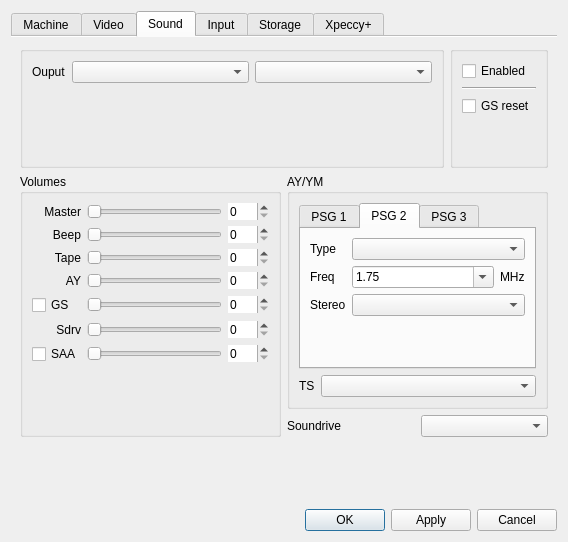
This is ui/setupwin.ui in dotkoval/xpeccy-plus as Qt 5 draws it before an edit. The edited form follows.
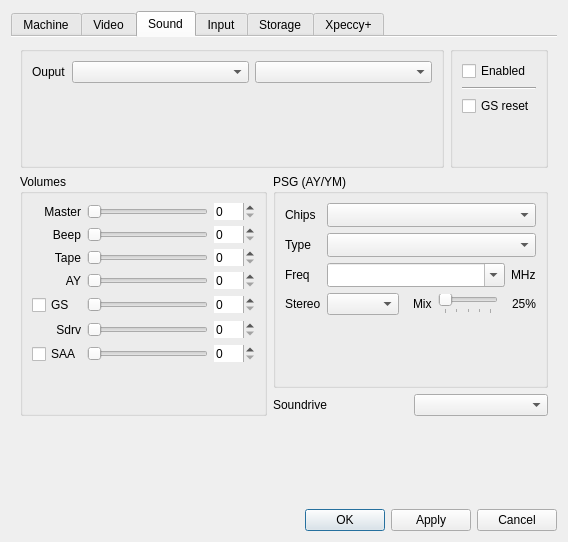
This is the edited form. The open tabs and pages were chosen to show the change. Icons and pictures are not drawn. Custom widgets are drawn as their Qt base class.

Commit message:
psg: one set of settings for all chips
Chips / Type / Freq / Stereo / Mix instead of three per-chip tabs and a
separate TS box; the chip count picks the TurboSound protocol. The 8/5/3
stereo mixing becomes a slider, stored per profile as psg.mix. Sound
settings in a profile are now psg.* keys applied to every chip, the old
per-chip ones are still read. Profiles ship as the machines did: no chip
at all on the 48K, one elsewhere, real AY clocks, covox instead of
SounDrive on the clones. The AY default clock 1.7744 was a typo.

What changed in the file:
```diff
--- a/ui/setupwin.ui
+++ b/ui/setupwin.ui
@@ -1011,7 +1011,7 @@
           </layout>
          </item>
          <item>
-          <layout class="QHBoxLayout" name="horizontalLayout_32">
+          <layout class="QHBoxLayout" name="horizontalLayout_32" stretch="1,1">
            <item>
             <widget class="QGroupBox" name="groupBox_12">
              <property name="title">
@@ -1243,282 +1243,165 @@
              <item>
               <widget class="QGroupBox" name="aygroup">
                <property name="title">
-                <string>AY/YM</string>
+                <string>PSG (AY/YM)</string>
                </property>
                <property name="checkable">
                 <bool>false</bool>
                </property>
-               <layout class="QVBoxLayout" name="verticalLayout_9">
-                <item>
-                 <widget class="QTabWidget" name="tabWidget_4">
-                  <property name="currentIndex">
-                   <number>0</number>
+               <layout class="QGridLayout" name="gridLayout_psg" columnstretch="0,10">
+                <item row="0" column="0">
+                 <widget class="QLabel" name="labPsgCount">
+                  <property name="text">
+                   <string>Chips</string>
                   </property>
-                  <widget class="QWidget" name="tab_14">
-                   <attribute name="title">
-                    <string>PSG 1</string>
-                   </attribute>
-                   <layout class="QGridLayout" name="gridLayout_13" columnstretch="0,0">
-                    <item row="0" column="1">
-                     <widget class="QComboBox" name="schip1box"/>
-                    </item>
-                    <item row="1" column="0">
-                     <widget class="QLabel" name="label_51">
-                      <property name="text">
-                       <string>Freq</string>
-                      </property>
-                     </widget>
-                    </item>
-                    <item row="2" column="0">
-                     <widget class="QLabel" name="label_16">
-                      <property name="text">
-                       <string>Stereo</string>
-                      </property>
-                     </widget>
-                    </item>
-                    <item row="1" column="1">
-                     <layout class="QHBoxLayout" name="horizontalLayout_34" stretch="10,0">
-                      <item>
-                       <widget class="QComboBox" name="psg1frq">
-                        <property name="editable">
-                         <bool>true</bool>
-                        </property>
-                        <property name="insertPolicy">
-                         <enum>QComboBox::NoInsert</enum>
-                        </property>
-                        <item>
-                         <property name="text">
-                          <string>1.75</string>
-                         </property>
-                        </item>
-                        <item>
-                         <property name="text">
-                          <string>1.7744</string>
-                         </property>
-                        </item>
-                        <item>
-                         <property name="text">
-                          <string>3.5</string>
-                         </property>
-                        </item>
-                       </widget>
-                      </item>
-                      <item>
-                       <widget class="QLabel" name="label_58">
-                        <property name="text">
-                         <string>MHz</string>
-                        </property>
-                       </widget>
-                      </item>
-                     </layout>
-                    </item>
-                    <item row="0" column="0">
-                     <widget class="QLabel" name="label_15">
-                      <property name="text">
-                       <string>Type</string>
-                      </property>
-                     </widget>
-                    </item>
-                    <item row="2" column="1">
-                     <widget class="QComboBox" name="stereo1box"/>
-                    </item>
-                    <item row="3" column="1">
-                     <spacer name="verticalSpacer_16">
-                      <property name="orientation">
-                       <enum>Qt::Vertical</enum>
-                      </property>
-                      <property name="sizeHint" stdset="0">
-                       <size>
-                        <width>20</width>
-                        <height>40</height>
-                       </size>
-                      </property>
-                     </spacer>
-                    </item>
-                   </layout>
-                  </widget>
-                  <widget class="QWidget" name="tab_15">
-                   <attribute name="title">
-                    <string>PSG 2</string>
-                   </attribute>
-                   <layout class="QGridLayout" name="gridLayout_17" columnstretch="0,10">
-                    <item row="1" column="1">
-                     <layout class="QHBoxLayout" name="horizontalLayout_35" stretch="10,0">
-                      <item>
-                       <widget class="QComboBox" name="psg2frq">
-                        <property name="editable">
-                         <bool>true</bool>
-                        </property>
-                        <property name="insertPolicy">
-                         <enum>QComboBox::NoInsert</enum>
-                        </property>
-                        <item>
-                         <property name="text">
-                          <string>1.75</string>
-                         </property>
-                        </item>
-                        <item>
-                         <property name="text">
-                          <string>1.7744</string>
-                         </property>
-                        </item>
-                        <item>
-                         <property name="text">
-                          <string>3.5</string>
-                         </property>
-                        </item>
-                       </widget>
-                      </item>
-                      <item>
-                       <widget class="QLabel" name="label_59">
-                        <property name="text">
-                         <string>MHz</string>
-                        </property>
-                       </widget>
-                      </item>
-                     </layout>
-                    </item>
-                    <item row="0" column="0">
-                     <widget class="QLabel" name="label_52">
-                      <property name="text">
-                       <string>Type</string>
-                      </property>
-                     </widget>
-                    </item>
-                    <item row="0" column="1">
-                     <widget class="QComboBox" name="schip2box"/>
-                    </item>
-                    <item row="2" column="1">
-                     <widget class="QComboBox" name="stereo2box"/>
-                    </item>
-                    <item row="2" column="0">
-                     <widget class="QLabel" name="label_54">
-                      <property name="text">
-                       <string>Stereo</string>
-                      </property>
-                     </widget>
-                    </item>
-                    <item row="1" column="0">
-                     <widget class="QLabel" name="label_53">
-                      <property name="text">
-                       <string>Freq</string>
-                      </property>
-                     </widget>
-                    </item>
-                    <item row="3" column="1">
-                     <spacer name="verticalSpacer_17">
-                      <property name="orientation">
-                       <enum>Qt::Vertical</enum>
-                      </property>
-                      <property name="sizeHint" stdset="0">
-                       <size>
-                        <width>20</width>
-                        <height>40</height>
-                       </size>
-                      </property>
-                     </spacer>
-                    </item>
-                   </layout>
-                  </widget>
-                  <widget class="QWidget" name="tab_16">
-                   <attribute name="title">
-                    <string>PSG 3</string>
-                   </attribute>
-                   <layout class="QGridLayout" name="gridLayout_18" columnstretch="0,10">
-                    <item row="2" column="0">
-                     <widget class="QLabel" name="label_56">
-                      <property name="text">
-                       <string>Freq</string>
-                      </property>
-                     </widget>
-                    </item>
-                    <item row="3" column="0">
-                     <widget class="QLabel" name="label_57">
-                      <property name="text">
-                       <string>Stereo</string>
-                      </property>
-                     </widget>
-                    </item>
-                    <item row="2" column="1">
-                     <layout class="QHBoxLayout" name="horizontalLayout_36" stretch="10,0">
-                      <item>
-                       <widget class="QComboBox" name="psg3frq">
-                        <property name="editable">
-                         <bool>true</bool>
-                        </property>
-                        <property name="insertPolicy">
-                         <enum>QComboBox::NoInsert</enum>
-                        </property>
-                        <item>
-                         <property name="text">
-                          <string>1.75</string>
-                         </property>
-                        </item>
-                        <item>
-                         <property name="text">
-                          <string>1.7744</string>
-                         </property>
-                        </item>
-                        <item>
-                         <property name="text">
-                          <string>3.5</string>
-                         </property>
-                        </item>
-                       </widget>
-                      </item>
-                      <item>
-                       <widget class="QLabel" name="label_60">
-                        <property name="text">
-                         <string>MHz</string>
-                        </property>
-                       </widget>
-                      </item>
-                     </layout>
-                    </item>
-                    <item row="0" column="1">
-                     <widget class="QComboBox" name="schip3box"/>
-                    </item>
-                    <item row="3" column="1">
-                     <widget class="QComboBox" name="stereo3box"/>
-                    </item>
-                    <item row="0" column="0">
-                     <widget class="QLabel" name="label_55">
-                      <property name="text">
-                       <string>Type</string>
-                      </property>
-                     </widget>
-                    </item>
-                    <item row="4" column="1">
-                     <spacer name="verticalSpacer_25">
-                      <property name="orientation">
-                       <enum>Qt::Vertical</enum>
-                      </property>
-                      <property name="sizeHint" stdset="0">
-                       <size>
-                        <width>20</width>
-                        <height>40</height>
-                       </size>
-                      </property>
-                     </spacer>
-                    </item>
-                   </layout>
-                  </widget>
                  </widget>
                 </item>
-                <item>
-                 <layout class="QHBoxLayout" name="horizontalLayout_33" stretch="0,10">
+                <item row="0" column="1">
+                 <widget class="QComboBox" name="cbPsgCount">
+                  <property name="sizeAdjustPolicy">
+                   <enum>QComboBox::AdjustToMinimumContentsLengthWithIcon</enum>
+                  </property>
+                  <property name="minimumContentsLength">
+                   <number>8</number>
+                  </property>
+                 </widget>
+                </item>
+                <item row="1" column="0">
+                 <widget class="QLabel" name="labPsgType">
+                  <property name="text">
+                   <string>Type</string>
+                  </property>
+                 </widget>
+                </item>
+                <item row="1" column="1">
+                 <widget class="QComboBox" name="cbPsgType">
+                  <property name="sizeAdjustPolicy">
+                   <enum>QComboBox::AdjustToMinimumContentsLengthWithIcon</enum>
+                  </property>
+                  <property name="minimumContentsLength">
+                   <number>8</number>
+                  </property>
+                 </widget>
+                </item>
+                <item row="2" column="0">
+                 <widget class="QLabel" name="labPsgFrq">
+                  <property name="text">
+                   <string>Freq</string>
+                  </property>
+                 </widget>
+                </item>
+                <item row="2" column="1">
+                 <layout class="QHBoxLayout" name="horizontalLayout_34" stretch="10,0">
                   <item>
-                   <widget class="QLabel" name="label_25">
+                   <widget class="QComboBox" name="cbPsgFrq">
+                    <property name="editable">
+                     <bool>true</bool>
+                    </property>
+                    <property name="insertPolicy">
+                     <enum>QComboBox::NoInsert</enum>
+                    </property>
+                    <property name="sizeAdjustPolicy">
+                     <enum>QComboBox::AdjustToMinimumContentsLengthWithIcon</enum>
+                    </property>
+                    <property name="minimumContentsLength">
+                     <number>8</number>
+                    </property>
+                   </widget>
+                  </item>
+                  <item>
+                   <widget class="QLabel" name="labPsgMhz">
                     <property name="text">
-                     <string>TS</string>
+                     <string>MHz</string>
                     </property>
                    </widget>
                   </item>
+                 </layout>
+                </item>
+                <item row="3" column="0">
+                 <widget class="QLabel" name="labPsgStereo">
+                  <property name="text">
+                   <string>Stereo</string>
+                  </property>
+                 </widget>
+                </item>
+                <item row="3" column="1">
+                 <layout class="QHBoxLayout" name="horizontalLayout_33" stretch="0,0,10,0">
                   <item>
-                   <widget class="QComboBox" name="tsbox"/>
+                   <widget class="QComboBox" name="cbPsgStereo">
+                    <property name="sizeAdjustPolicy">
+                     <enum>QComboBox::AdjustToContents</enum>
+                    </property>
+                   </widget>
                   </item>
+                  <item>
+                   <widget class="QLabel" name="labPsgMixName">
+                    <property name="text">
+                     <string>Mix</string>
+                    </property>
+                    <property name="indent">
+                     <number>8</number>
+                    </property>
+                   </widget>
+                  </item>
+                  <item>
+                   <widget class="QSlider" name="sldPsgMix">
+                    <property name="toolTip">
+                     <string>Channel mixing: 0% = full stereo panorama, 100% = mono</string>
+                    </property>
+                    <property name="minimumSize">
+                     <size>
+                      <width>60</width>
+                      <height>0</height>
+                     </size>
+                    </property>
+                    <property name="maximum">
+                     <number>100</number>
+                    </property>
+                    <property name="pageStep">
+                     <number>5</number>
+                    </property>
+                    <property name="orientation">
+                     <enum>Qt::Horizontal</enum>
+                    </property>
+                    <property name="tickPosition">
+                     <enum>QSlider::TicksBelow</enum>
+                    </property>
+                    <property name="tickInterval">
+                     <number>25</number>
+                    </property>
+                   </widget>
+                  </item>
+                  <item>
+                   <widget class="QLabel" name="labPsgMix">
+                    <property name="minimumSize">
+                     <size>
+                      <width>32</width>
+                      <height>0</height>
+                     </size>
+                    </property>
+                    <property name="text">
+                     <string>25%</string>
+                    </property>
+                    <property name="alignment">
+                     <set>Qt::AlignRight|Qt::AlignTrailing|Qt::AlignVCenter</set>
+                    </property>
+                   </widget>
+                  </item>
                  </layout>
                 </item>
+                <item row="4" column="1">
+                 <spacer name="verticalSpacer_16">
+                  <property name="orientation">
+                   <enum>Qt::Vertical</enum>
+                  </property>
+                  <property name="sizeHint" stdset="0">
+                   <size>
+                    <width>20</width>
+                    <height>40</height>
+                   </size>
+                  </property>
+                 </spacer>
+                </item>
                </layout>
               </widget>
              </item>
```
The commit also changes 25 other files.
